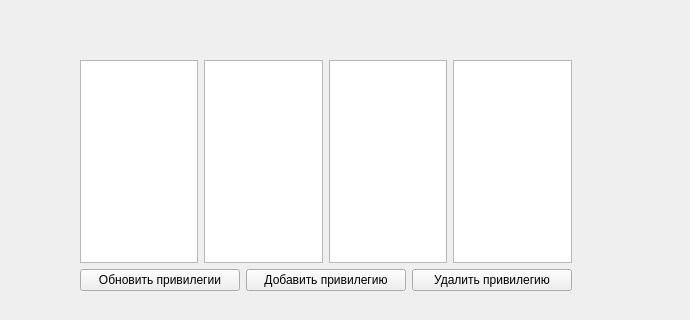
First picture: the form in Курсач/UI_Forms/user_editor_form.ui, repository ChazGrant/PSSBD, before the edit; both pictures show x 110 to 800 and y 0 to 320 of the 800 by 600 pixel window.
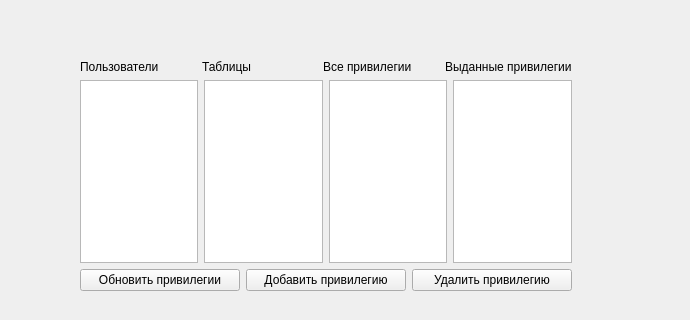
Second picture: the form after the edit.

```diff
--- a/Курсач/UI_Forms/user_editor_form.ui
+++ b/Курсач/UI_Forms/user_editor_form.ui
@@ -26,6 +26,38 @@
     <layout class="QVBoxLayout" name="mainLayout">
      <item>
       <layout class="QVBoxLayout" name="verticalLayout">
+       <item>
+        <layout class="QHBoxLayout" name="horizontalLayout_3">
+         <item>
+          <widget class="QLabel" name="label">
+           <property name="text">
+            <string>Пользователи</string>
+           </property>
+          </widget>
+         </item>
+         <item>
+          <widget class="QLabel" name="label_4">
+           <property name="text">
+            <string>Таблицы</string>
+           </property>
+          </widget>
+         </item>
+         <item>
+          <widget class="QLabel" name="label_3">
+           <property name="text">
+            <string>Все привилегии</string>
+           </property>
+          </widget>
+         </item>
+         <item>
+          <widget class="QLabel" name="label_2">
+           <property name="text">
+            <string>Выданные привилегии</string>
+           </property>
+          </widget>
+         </item>
+        </layout>
+       </item>
        <item>
         <layout class="QHBoxLayout" name="horizontalLayout">
          <item>
```
Left out of the diff: 2 changed lines with no effect on the pictures.
